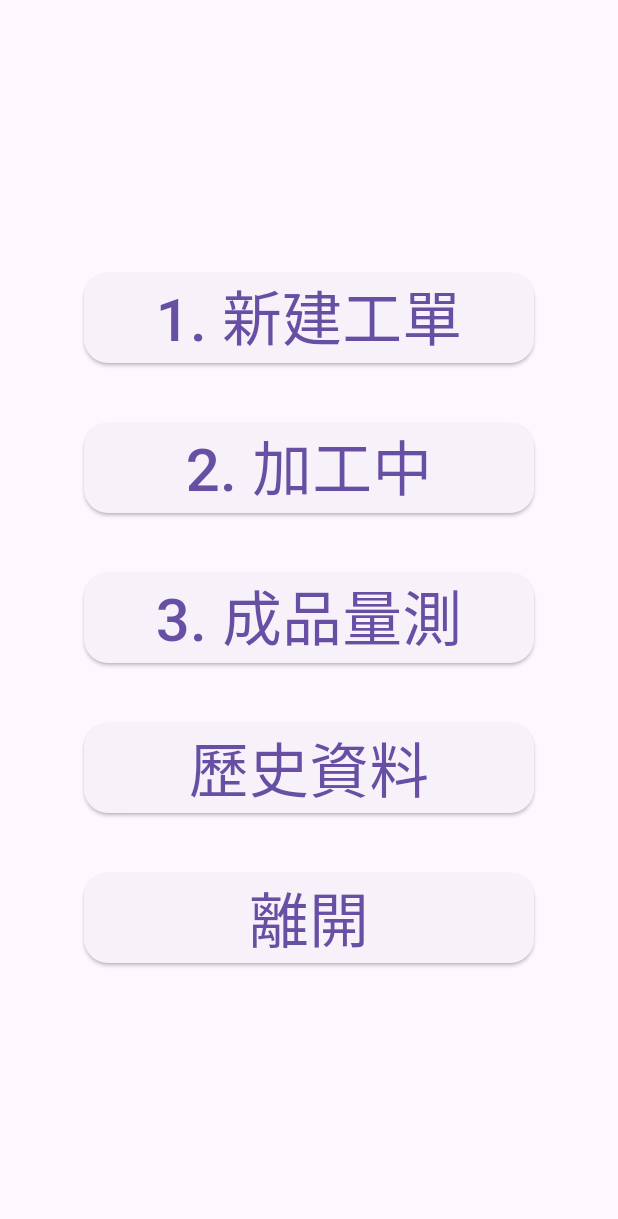
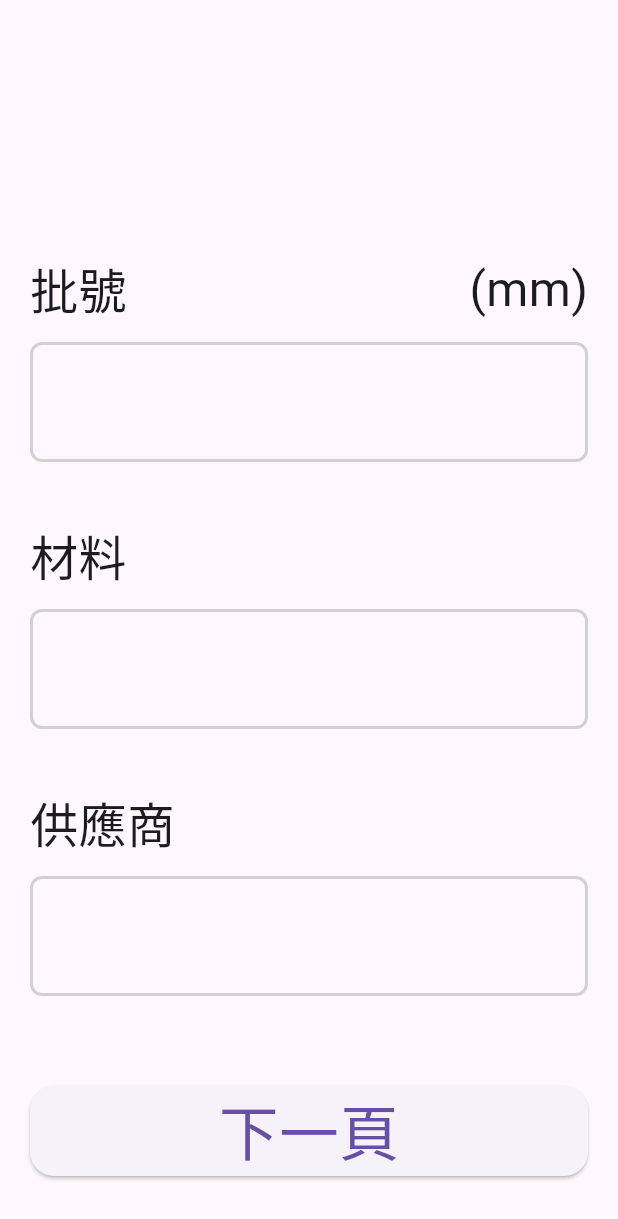
Before and after one commit to 44r0nqtp2t43vr/ml_app, a Flutter app: the screen it shows after launch, after a tap on "1. 新建工單", on a phone screen of 412 x 824 dp. Shown: the top 1219 px of the screen. Run offline on Flutter 3.47's test engine with Material 3 defaults, Android fonts, the phone set to English and light mode, and no system bars; our stand-ins replace get, get_it.

Commit message:
created initial ui

```diff
--- a/lib/config/routes/routes.dart
+++ b/lib/config/routes/routes.dart
@@ -1,4 +1,5 @@
 import 'package:flutter/material.dart';
+import 'package:ml_app/features/input_data/presentation/pages/input_1/input_1.dart';
 import 'package:ml_app/features/input_data/presentation/pages/select_input/select_input.dart';
 
 class AppRoutes {
@@ -6,6 +7,9 @@ class AppRoutes {
     switch (settings.name) {
       case '/':
         return _materialRoute(const SelectInput());
+
+      case '/input1':
+        return _materialRoute(const Input1());
 
       default:
         return _materialRoute(const SelectInput());
--- a/lib/core/widgets/app_button.dart
+++ b/lib/core/widgets/app_button.dart
@@ -11,8 +11,8 @@ class AppButton extends StatelessWidget {
     return ElevatedButton(
       onPressed: onPressed,
       style: ElevatedButton.styleFrom(
-        minimumSize: const Size(300, 60),
-        maximumSize: const Size(300, 60),
+        minimumSize: const Size(double.infinity, 60),
+        maximumSize: const Size(double.infinity, 60),
         shape: RoundedRectangleBorder(
           borderRadius: BorderRadius.circular(16.0),
         ),
--- /dev/null
+++ b/lib/core/widgets/app_text_field.dart
@@ -0,0 +1,87 @@
+import 'package:flutter/material.dart';
+
+class AppTextField extends StatelessWidget {
+  final TextEditingController controller;
+  final String errorText;
+  final String mainLabel;
+  final String? subLabel;
+
+  const AppTextField({
+    super.key,
+    required this.controller,
+    required this.errorText,
+    required this.mainLabel,
+    this.subLabel,
+  });
+
+  @override
+  Widget build(BuildContext context) {
+    const double fontSize = 32;
+
+    return Column(
+      children: [
+        Row(
+          mainAxisAlignment: subLabel != null ? MainAxisAlignment.spaceBetween : MainAxisAlignment.start,
+          children: [
+            Text(
+              mainLabel,
+              style: const TextStyle(
+                fontSize: fontSize,
+              ),
+            ),
+            subLabel != null
+                ? Text(
+                    subLabel!,
+                    style: const TextStyle(
+                      fontSize: fontSize,
+                    ),
+                  )
+                : const SizedBox(),
+          ],
+        ),
+        const SizedBox(height: 12.0),
+        TextFormField(
+          controller: controller,
+          style: const TextStyle(
+            fontSize: fontSize,
+          ),
+          decoration: InputDecoration(
+            enabledBorder: OutlineInputBorder(
+              borderRadius: BorderRadius.circular(8),
+              borderSide: const BorderSide(color: Color(0XFFd1d1d1), width: 2),
+            ),
+            focusedBorder: OutlineInputBorder(
+              borderRadius: BorderRadius.circular(8),
+              borderSide: const BorderSide(color: Color(0XFF275492), width: 2),
+            ),
+            errorBorder: OutlineInputBorder(
+              borderRadius: BorderRadius.circular(8),
+              borderSide: const BorderSide(
+                color: Colors.red,
+                width: 2,
+              ),
+            ),
+            focusedErrorBorder: OutlineInputBorder(
+              borderRadius: BorderRadius.circular(8),
+              borderSide: const BorderSide(
+                color: Colors.red,
+                width: 2,
+              ),
+            ),
+            errorStyle: const TextStyle(
+              color: Colors.red,
+              fontSize: fontSize,
+            ),
+            contentPadding: const EdgeInsets.all(16.0),
+          ),
+          validator: (value) {
+            if (value == null || value.isEmpty) {
+              return errorText;
+            }
+            return null;
+          },
+        ),
+      ],
+    );
+  }
+}
--- /dev/null
+++ b/lib/features/input_data/domain/rc.dart
@@ -0,0 +1,23 @@
+class RC {
+  String? rcno;
+  DateTime? date;
+  String? material;
+  String? supplier;
+  String? hardness;
+  double? targetDimensions;
+  double? tolerancePrecision;
+  double? measuredDimensions;
+  double? dimensionalAllowance;
+  double? ambientHumidity;
+  double? ambientTemperature;
+  double? feedRate;
+  double? spindleSpeed;
+  double? cuttingVolume;
+  double? spindleCurrent;
+  double? load;
+  double? dimensionalAccuracy;
+  double? surfaceRoughness;
+  double? runout;
+
+  RC({this.rcno, this.date, this.material, this.supplier, this.hardness, this.targetDimensions, this.tolerancePrecision, this.measuredDimensions, this.dimensionalAllowance, this.ambientHumidity, this.ambientTemperature, this.feedRate, this.spindleSpeed, this.cuttingVolume, this.spindleCurrent, this.load, this.dimensionalAccuracy, this.surfaceRoughness, this.runout});
+}
--- /dev/null
+++ b/lib/features/input_data/presentation/pages/input_1/input_1.dart
@@ -0,0 +1,115 @@
+import 'package:flutter/material.dart';
+import 'package:ml_app/core/widgets/app_button.dart';
+import 'package:ml_app/core/widgets/app_text_field.dart';
+import 'package:ml_app/features/input_data/domain/rc.dart';
+
+class Input1 extends StatefulWidget {
+  const Input1({super.key});
+
+  @override
+  State<Input1> createState() => _Input1State();
+}
+
+class _Input1State extends State<Input1> {
+  final RC _newRC = RC();
+  int _pageInd = 0;
+
+  final _formKey = GlobalKey<FormState>();
+  final _rcnoController = TextEditingController();
+  final _materialController = TextEditingController();
+  final _supplierController = TextEditingController();
+
+  void _nextPage() {
+    if (_formKey.currentState!.validate()) {
+      setState(() {
+        if (_pageInd == 0) {
+          _newRC.rcno = _rcnoController.text;
+          _newRC.material = _materialController.text;
+          _newRC.supplier = _supplierController.text;
+        }
+        _pageInd++;
+      });
+    }
+  }
+
+  @override
+  Widget build(BuildContext context) {
+    return Scaffold(
+      body: Form(
+        key: _formKey,
+        child: Align(
+          alignment: Alignment.bottomCenter,
+          child: SingleChildScrollView(
+            physics: const BouncingScrollPhysics(),
+            child: Center(
+              child: Padding(
+                padding: const EdgeInsets.only(
+                  left: 20.0,
+                  right: 20.0,
+                  top: 12.0,
+                  bottom: 40.0,
+                ),
+                child: _getBody(),
+              ),
+            ),
+          ),
+        ),
+      ),
+    );
+  }
+
+  Widget _getBody() {
+    switch (_pageInd) {
+      case 0:
+        return _input1Page1();
+      case 1:
+        return _input1Page2();
+      default:
+        return _input1Page1();
+    }
+  }
+
+  Widget _input1Page1() {
+    return Column(
+      mainAxisAlignment: MainAxisAlignment.end,
+      children: [
+        AppTextField(
+          controller: _rcnoController,
+          errorText: "這是必需的",
+          mainLabel: "批號",
+          subLabel: "(mm)",
+        ),
+        const SizedBox(height: 40),
+        AppTextField(
+          controller: _materialController,
+          errorText: "這是必需的",
+          mainLabel: "材料",
+        ),
+        const SizedBox(height: 40),
+        AppTextField(
+          controller: _supplierController,
+          errorText: "這是必需的",
+          mainLabel: "供應商",
+        ),
+        const SizedBox(height: 60),
+        AppButton(
+          onPressed: () => _nextPage(),
+          textData: "下一頁",
+        ),
+      ],
+    );
+  }
+
+  Widget _input1Page2() {
+    return Column(
+      mainAxisAlignment: MainAxisAlignment.center,
+      children: [
+        const SizedBox(height: 60),
+        AppButton(
+          onPressed: () => _nextPage(),
+          textData: "下一頁",
+        ),
+      ],
+    );
+  }
+}
--- a/lib/features/input_data/presentation/pages/select_input/select_input.dart
+++ b/lib/features/input_data/presentation/pages/select_input/select_input.dart
@@ -8,46 +8,59 @@ class SelectInput extends StatelessWidget {
   Widget build(BuildContext context) {
     return Scaffold(
       body: Center(
+        child: Padding(
+          padding: const EdgeInsets.symmetric(horizontal: 20.0),
           child: Column(
             mainAxisAlignment: MainAxisAlignment.center,
             children: [
               AppButton(
-              onPressed: () => _onButtonOnePressed(),
+                onPressed: () => _onButtonOnePressed(context),
                 textData: "1. 新建工單",
               ),
               const SizedBox(height: 40),
               AppButton(
-              onPressed: () => _onButtonTwoPressed(),
+                onPressed: () => _onButtonTwoPressed(context),
                 textData: "2. 加工中",
               ),
               const SizedBox(height: 40),
               AppButton(
-              onPressed: () => _onButtonThreePressed(),
+                onPressed: () => _onButtonThreePressed(context),
                 textData: "3. 成品量測",
               ),
               const SizedBox(height: 40),
               AppButton(
-              onPressed: () => _onHistoryButtonPressed(),
+                onPressed: () => _onHistoryButtonPressed(context),
                 textData: "歷史資料",
               ),
               const SizedBox(height: 40),
               AppButton(
-              onPressed: () => _onExitButtonPressed(),
+                onPressed: () => _onExitButtonPressed(context),
                 textData: "離開",
               ),
             ],
           ),
         ),
+      ),
     );
   }
 
-  void _onButtonOnePressed() {}
+  void _onButtonOnePressed(BuildContext context) {
+    Navigator.pushNamed(context, '/input1');
+  }
 
-  void _onButtonTwoPressed() {}
+  void _onButtonTwoPressed(BuildContext context) {
+    Navigator.pushNamed(context, '/input2');
+  }
 
-  void _onButtonThreePressed() {}
+  void _onButtonThreePressed(BuildContext context) {
+    Navigator.pushNamed(context, '/input3');
+  }
 
-  void _onHistoryButtonPressed() {}
+  void _onHistoryButtonPressed(BuildContext context) {
+    Navigator.pushNamed(context, '/history');
+  }
 
-  void _onExitButtonPressed() {}
+  void _onExitButtonPressed(BuildContext context) {
+    Navigator.pushNamed(context, '/');
   }
+}
```
Also changed, not shown: flutter_01.png (added), lib/features/input_data/presentation/pages/input_2/input_2.dart (added), lib/features/input_data/presentation/pages/input_3/input_3.dart (added). Lines whose indentation alone changed are shown as unchanged.
